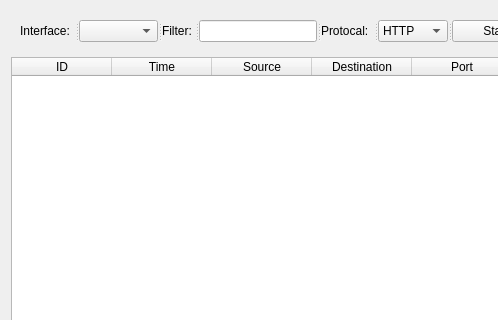
Before: the Qt Designer form Capture/captureform.ui in guiyang882/WebPackage, drawn with Qt 5; both pictures show x 0 to 498 and y 0 to 320 of the 743 by 491 pixel window.
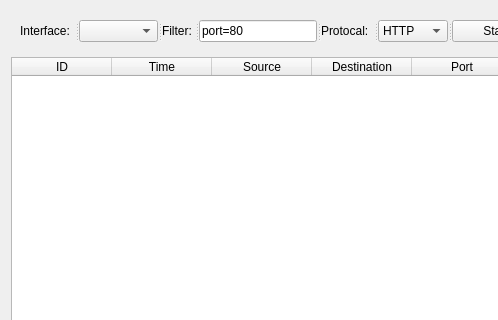
After: the same form once the commit is applied.

```diff
--- a/Capture/captureform.ui
+++ b/Capture/captureform.ui
@@ -45,7 +45,11 @@
           <string>Filter:</string>
          </property>
         </widget>
-        <widget class="QLineEdit" name="lineEdit_filter"/>
+        <widget class="QLineEdit" name="lineEdit_filter">
+         <property name="text">
+          <string>port=80</string>
+         </property>
+        </widget>
         <widget class="QLabel" name="label_2">
          <property name="text">
           <string>Protocal:</string>
```
